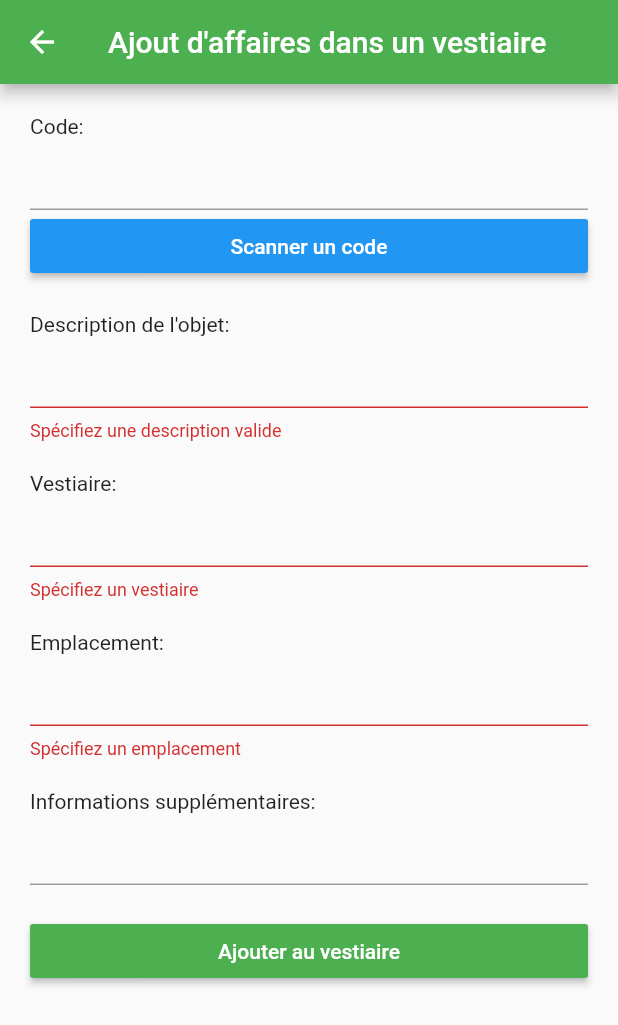
After one commit to Gunlek/Vestiaires2k19, a Flutter app: the BelongingsAdder screen opened directly, after a tap on "Ajouter au vestiaire", on a phone screen of 412 x 824 dp. The commit adds this screen. Shown: the top 1025 px of the screen. Run offline on Flutter 3.47's test engine with Material 2 defaults, Android fonts, the phone set to English and light mode, and no system bars; our stand-ins replace shared_preferences; missing offline and left inert: barcode_scan, mysql1, qrcode_reader; accounts and stored records are empty.

Commit message:
Replaced QRCode, BarCode and ManualCode with a unique class, BelongingsAdder which handles all modes

```diff
--- a/lib/MainDrawer.dart
+++ b/lib/MainDrawer.dart
@@ -1,6 +1,4 @@
-import 'package:app_vestiaires/components/BarCode.dart';
-import 'package:app_vestiaires/components/ManualCode.dart';
-import 'package:app_vestiaires/components/QRCode.dart';
+import 'package:app_vestiaires/components/BelongingsAdder.dart';
 import 'package:flutter/material.dart';
 
 /*
@@ -27,37 +25,17 @@ class MainDrawerState extends State<MainDrawer> {
               width: 150
           ),
           FlatButton(
-            child: Text('Scanner un QR code'),
+            child: Text('Ajouter dans un vestiaire'),
             onPressed: () {
-              _openQRReader(context);
+              _openBelongingsAdder(context);
             }
           ),
-          FlatButton(
-            child: Text('Scanner un code barre'),
-            onPressed: () {
-              _openBarCodeReader(context);
-            }
-          ),
-          FlatButton(
-              child: Text('Entrer un code manuellement'),
-              onPressed: () {
-                _openManualCode(context);
-              }
-          )
         ]
     );
   }
 
-  _openQRReader(context) {
-    Navigator.push(context, MaterialPageRoute(builder: (context) => QRCode()));
-  }
-
-  _openBarCodeReader(context) {
-    Navigator.push(context, MaterialPageRoute(builder: (context) => BarCode()));
-  }
-
-  _openManualCode(context) {
-    Navigator.push(context, MaterialPageRoute(builder: (context) => ManualCode()));
+  _openBelongingsAdder(context) {
+    Navigator.push(context, MaterialPageRoute(builder: (context) => BelongingsAdder()));
   }
 
 }
--- /dev/null
+++ b/lib/components/BelongingsAdder.dart
@@ -0,0 +1,162 @@
+import 'package:flutter/material.dart';
+import 'package:barcode_scan/barcode_scan.dart';
+import 'package:mysql1/mysql1.dart' as mysql;
+
+class BelongingsAdder extends StatelessWidget {
+
+  @override
+  Widget build(BuildContext context) {
+    return Scaffold(
+        appBar: AppBar(
+            backgroundColor: Colors.green,
+            title: Text('Ajout d\'affaires dans un vestiaire')
+        ),
+        body: BelongingsAdderForm()
+    );
+  }
+
+}
+
+class BelongingsAdderForm extends StatefulWidget {
+
+  @override
+  State<StatefulWidget> createState() {
+    return BelongingsAdderFormState();
+  }
+
+}
+
+class BelongingsAdderFormState extends State<BelongingsAdderForm> {
+
+  TextEditingController CodeController = new TextEditingController();
+  TextEditingController LocationController = new TextEditingController();
+  TextEditingController DescController = new TextEditingController();
+  TextEditingController CloakroomController = new TextEditingController();
+  TextEditingController InfoController = new TextEditingController();
+  Future<String> _barcodeString;
+
+  final _formKey = GlobalKey<FormState>();
+
+  @override
+  Widget build(BuildContext context) {
+    return Form(
+        key: _formKey,
+        child: Container(
+            padding: EdgeInsets.all(20.0),
+            child: Column(
+                crossAxisAlignment: CrossAxisAlignment.start,
+                children: <Widget>[
+                  Text('Code:'),
+                  FutureBuilder<String>(
+                      future: _barcodeString,
+                      builder: (BuildContext context, AsyncSnapshot<String> snapshot){
+                        this.CodeController.text = snapshot.data != null ? snapshot.data : '';
+                        return TextFormField(
+                            controller: this.CodeController,
+                            keyboardType: TextInputType.number,
+                        );
+                      }
+                  ),
+                  RaisedButton(
+                    color: Colors.blue,
+                    child: Container(
+                        width: double.infinity,
+                        child: Center(child: Text('Scanner un code', style: TextStyle(color: Colors.white)))
+                    ),
+                    onPressed: (){
+                      setState(() async {
+                        String _barcodeString = await BarcodeScanner.scan();
+                        this.CodeController.text = _barcodeString;
+                      });
+                    },
+                  ),
+
+                  Padding(padding: EdgeInsets.all(10.0)),
+
+                  Text('Description de l\'objet:'),
+                  TextFormField(
+                    controller: DescController,
+                    validator: (value){
+                      if(value.isEmpty)
+                        return "Spécifiez une description valide";
+                    },
+                  ),
+
+                  Padding(padding: EdgeInsets.all(10.0)),
+
+                  Text('Vestiaire: '),
+                  // FIXME: Vestiaire is not a TextFormField, it's a list
+                  TextFormField(
+                    controller: CloakroomController,
+                    validator: (value){
+                      if(value.isEmpty)
+                        return "Spécifiez un vestiaire";
+                    },
+                  ),
+
+                  Padding(padding: EdgeInsets.all(10.0)),
+
+                  Text('Emplacement:'),
+                  // FIXME: Location could be a List too...
+                  TextFormField(
+                    controller: LocationController,
+                    validator: (value){
+                      if(value.isEmpty)
+                        return "Spécifiez un emplacement";
+                    },
+                  ),
+
+                  Padding(padding: EdgeInsets.all(10.0)),
+
+                  Text('Informations supplémentaires:'),
+                  TextFormField(
+                    controller: InfoController,
+                    validator: (value){},
+                  ),
+
+                  Padding(padding: EdgeInsets.all(10.0)),
+
+                  RaisedButton(
+                      color: Colors.green,
+                      onPressed: () async {
+                        if(_formKey.currentState.validate()){
+                          Scaffold.of(context).showSnackBar(SnackBar(content: Text('Ajout en cours...')));
+                          var settings = new mysql.ConnectionSettings(
+                              host: '91.121.135.77',
+                              port: 3306,
+                              user: 'vestiaires_2k19',
+                              password: 'emL3xC7jKCx7Nb5n',
+                              db: 'vestiaires_2k19'
+                          );
+                          var conn = await mysql.MySqlConnection.connect(settings);
+                          var results = await conn.query("SELECT cloakroom_key FROM cloakrooms WHERE cloakroom_name = ?", [CloakroomController.text]);
+                          if(results.length > 0){
+                            var resultRow = results.elementAt(0);
+                            String cloakroomKey = resultRow[0];
+                            var checkIfOccupied = await conn.query('SELECT * FROM belongings WHERE belongings_cloakroom = ? AND belongings_location = ?', [cloakroomKey, LocationController.text]);
+                            if(checkIfOccupied.length > 0) {
+                              Scaffold.of(context).hideCurrentSnackBar();
+                              Scaffold.of(context).showSnackBar(SnackBar(content: Text('Emplacement déjà enregistré'), backgroundColor: Colors.red));
+                            }
+                            else {
+                              await conn.query('INSERT INTO belongings(belongings_type, belongings_cloakroom, belongings_number, belongings_location, belongings_info) VALUES(?, ?, ?, ?, ?)', [DescController.text, cloakroomKey, CodeController.text, LocationController.text, InfoController.text]);
+                              Scaffold.of(context).hideCurrentSnackBar();
+                              Scaffold.of(context).showSnackBar(SnackBar(content: Text('Objet ajouté'), backgroundColor: Colors.green));
+                            }
+                          }
+                          else {
+                            Scaffold.of(context).hideCurrentSnackBar();
+                            Scaffold.of(context).showSnackBar(SnackBar(content: Text('Vestiaire inconnu'), backgroundColor: Colors.red));
+                          }
+                        }
+                      },
+                      child: Container(width: double.infinity, child: Center(child: Text('Ajouter au vestiaire', style: TextStyle(color: Colors.white))))
+                  )
+
+                ]
+            )
+        )
+    );
+  }
+
+}
```
